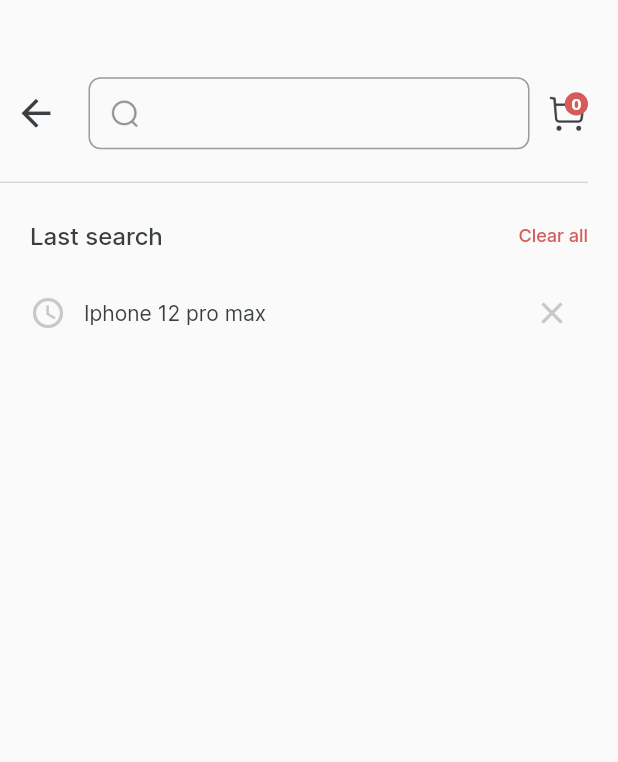
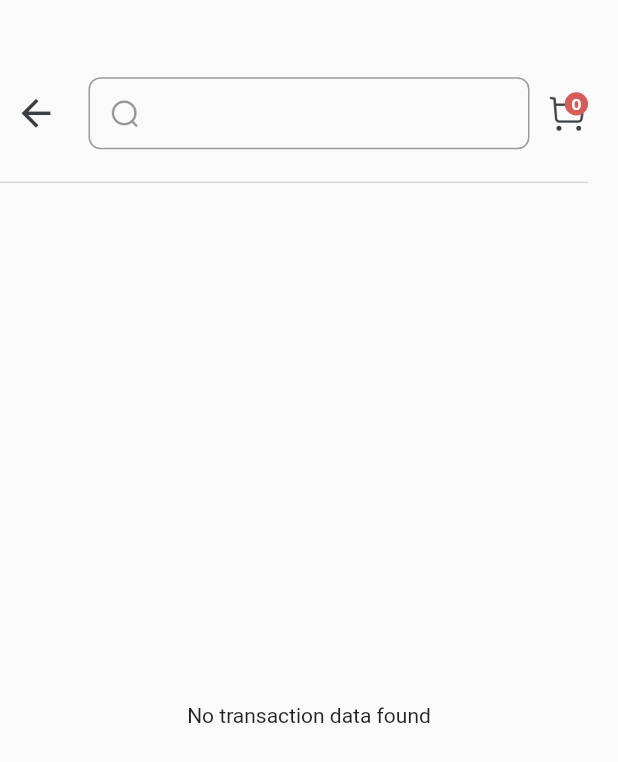
Before and after one commit to Cindy-dev/ecommerce_app, a Flutter app: the ECSearchPage screen opened directly, on a phone screen of 412 x 824 dp. Shown: the top 762 px of the screen. Run offline on Flutter 3.47's test engine with Material 2 defaults, Android fonts, the phone set to English and light mode, and no system bars; our stand-ins replace bloc, equatable, flutter_bloc, logger.

Commit message:
modifying the search logic

```diff
--- a/lib/e-commerce_app/search/presentation/views/e_commerce_search_page.dart
+++ b/lib/e-commerce_app/search/presentation/views/e_commerce_search_page.dart
@@ -1,10 +1,23 @@
 import 'package:flutter/material.dart';
+import '../../../cart/presentation/views/e_commerce_cart_screen.dart';
+import '../../../cart/presentation/widgets/ec_cart_banner.dart';
+import '../../../data/models/product.dart';
+import '../../../util/dummy_data.dart';
 import '../../../util/e_commerce_colors.dart';
+import '../../../util/navigators.dart';
 import '../widgets/ec_search_header.dart';
 
-class ECSearchPage extends StatelessWidget {
+class ECSearchPage extends StatefulWidget {
   const ECSearchPage({Key? key}) : super(key: key);
 
+  @override
+  State<ECSearchPage> createState() => _ECSearchPageState();
+}
+
+class _ECSearchPageState extends State<ECSearchPage> {
+  final TextEditingController _search = TextEditingController();
+  List<Product> productList = DummyData.productList;
+  List<Product> foundProduct = [];
   @override
   Widget build(BuildContext context) {
     final height = MediaQuery.of(context).size.height;
@@ -13,75 +26,113 @@ class ECSearchPage extends StatelessWidget {
       padding: EdgeInsets.only(top: height / 16, left: 0, right: 20),
       child: Column(
         children: [
-          const ECSearchHeader(),
+          ECSearchHeader(
+            search: _search,
+            onChanged: (value) {
+              //creating a method to rebuild the ui once the typed name is found
+              foundProduct = productList
+                  .where((transaction) => transaction.name
+                      .toLowerCase()
+                      .contains(value.toLowerCase()))
+                  .toList();
+              setState(() {});
+            },
+          ),
           const SizedBox(height: 14),
           const Divider(
             color: EcommerceColors.gray,
           ),
-          const SizedBox(height: 18),
-          Padding(
-            padding: const EdgeInsets.only(
-              left: 20,
-            ),
-            child: Row(
-              mainAxisAlignment: MainAxisAlignment.spaceBetween,
-              children: const [
-                Text(
-                  "Last search",
-                  style: TextStyle(
-                      fontFamily: "Inter",
-                      fontWeight: FontWeight.w500,
-                      color: EcommerceColors.black,
-                      fontSize: 16),
+          // const SizedBox(height: 18),
+          MediaQuery.removePadding(
+            removeTop: true,
+            context: context,
+            child: Expanded(
+                //if the text typed is found in the list of products then we can display it in a listview
+                child: Padding(
+                    padding: const EdgeInsets.only(
+                      left: 20,
+                    ),
+                    child: foundProduct.isNotEmpty
+                        ? ListView.builder(
+                            shrinkWrap: true,
+                            itemCount: foundProduct.length,
+                            itemBuilder: (context, i) {
+                              final product = foundProduct[i];
+                              //alt + enter for quick assist
+                              return Card(
+                                child: ListTile(
+                                  title: Text(product.name),
+                                  onTap: () {
+                                    product;
+                                    Navigator.pushNamed(context, '/display',
+                                        arguments: product.name);
+                                  },
+                                ),
+                              );
+                            })
+                        //if not found we throw a text to show it doesnt exist
+                        : const Center(
+                            child: Text('No transaction data found')))
+                //       Row(
+                //         mainAxisAlignment: MainAxisAlignment.spaceBetween,
+                //         children: const [
+                //           Text(
+                //             "Last search",
+                //             style: TextStyle(
+                //                 fontFamily: "Inter",
+                //                 fontWeight: FontWeight.w500,
+                //                 color: EcommerceColors.black,
+                //                 fontSize: 16),
+                //           ),
+                //           Text(
+                //             "Clear all",
+                //             style: TextStyle(
+                //                 fontFamily: "Inter",
+                //                 fontWeight: FontWeight.w500,
+                //                 color: EcommerceColors.red,
+                //                 fontSize: 12),
+                //           ),
+                //         ],
+                //       ),
+                //     ),
+                //     const SizedBox(
+                //       height: 18,
+                //     ),
+                //     Padding(
+                //       padding: const EdgeInsets.only(
+                //         left: 20,
+                //       ),
+                //       child: Row(
+                //         mainAxisAlignment: MainAxisAlignment.spaceBetween,
+                //         children: [
+                //           Row(
+                //             children: const [
+                //               Icon(
+                //                 Icons.access_time,
+                //                 color: EcommerceColors.gray,
+                //               ),
+                //               SizedBox(
+                //                 width: 12,
+                //               ),
+                //               Text(
+                //                 "Iphone 12 pro max",
+                //                 style: TextStyle(
+                //                     fontFamily: "Inter",
+                //                     fontWeight: FontWeight.w400,
+                //                     color: EcommerceColors.black,
+                //                     fontSize: 14),
+                //               ),
+                //             ],
+                //           ),
+                //           IconButton(
+                //               onPressed: () {},
+                //               icon: const Icon(
+                //                 Icons.close,
+                //                 color: EcommerceColors.gray,
+                //               ))
+                //         ],
+                //      ),
                 ),
-                Text(
-                  "Clear all",
-                  style: TextStyle(
-                      fontFamily: "Inter",
-                      fontWeight: FontWeight.w500,
-                      color: EcommerceColors.red,
-                      fontSize: 12),
-                ),
-              ],
-            ),
-          ),
-          const SizedBox(
-            height: 18,
-          ),
-          Padding(
-            padding: const EdgeInsets.only(
-              left: 20,
-            ),
-            child: Row(
-              mainAxisAlignment: MainAxisAlignment.spaceBetween,
-              children: [
-                Row(
-                  children: const [
-                    Icon(
-                      Icons.access_time,
-                      color: EcommerceColors.gray,
-                    ),
-                    SizedBox(
-                      width: 12,
-                    ),
-                    Text(
-                      "Iphone 12 pro max",
-                      style: TextStyle(
-                          fontFamily: "Inter",
-                          fontWeight: FontWeight.w400,
-                          color: EcommerceColors.black,
-                          fontSize: 14),
-                    ),
-                  ],
-                ),
-                IconButton(
-                    onPressed: () {},
-                    icon: const Icon(
-                      Icons.close,
-                      color: EcommerceColors.gray,
-                    ))
-              ],
-            ),
           ),
         ],
       ),
--- a/lib/e-commerce_app/search/presentation/widgets/e_commerce_search_result.dart
+++ b/lib/e-commerce_app/search/presentation/widgets/e_commerce_search_result.dart
@@ -16,7 +16,7 @@ class _ECSearchResultState extends State<ECSearchResult> {
     return Padding(
         padding: EdgeInsets.only(top: height / 16, left: 20, right: 20),
         child: Column(crossAxisAlignment: CrossAxisAlignment.start, children: [
-          const ECSearchHeader(),
+        //  const ECSearchHeader(),
           const SizedBox(height: 14),
           const Divider(
             color: EcommerceColors.gray,
--- a/lib/e-commerce_app/search/presentation/widgets/ec_search_header.dart
+++ b/lib/e-commerce_app/search/presentation/widgets/ec_search_header.dart
@@ -3,19 +3,18 @@ import 'package:flutter_app_ui/e-commerce_app/util/e_commerce_colors.dart';
 import 'package:flutter_app_ui/e-commerce_app/util/navigators.dart';
 import '../../../cart/presentation/views/e_commerce_cart_screen.dart';
 import '../../../cart/presentation/widgets/ec_cart_banner.dart';
-import '../../../data/models/product.dart';
-import '../../../util/dummy_data.dart';
 
 class ECSearchHeader extends StatefulWidget {
-  const ECSearchHeader({Key? key}) : super(key: key);
+  final TextEditingController search;
+  final void Function(String)? onChanged;
+  const ECSearchHeader({Key? key, required this.search, this.onChanged})
+      : super(key: key);
 
   @override
   State<ECSearchHeader> createState() => _ECSearchHeaderState();
 }
 
 class _ECSearchHeaderState extends State<ECSearchHeader> {
-  final TextEditingController _search = TextEditingController();
-  List<Product> foundTransaction = DummyData.productList;
   @override
   Widget build(BuildContext context) {
     return Row(
@@ -34,15 +33,8 @@ class _ECSearchHeaderState extends State<ECSearchHeader> {
         Flexible(
           flex: 3,
           child: TextFormField(
-          controller: _search,
-    onChanged: (value) {
-    //creating a method to rebuild the ui once the typed name is found
-    foundProduct = productList
-        .where((transaction) => transaction.name
-        .toLowerCase()
-        .contains(value))
-        .toList();
-    }
+              controller: widget.search,
+              onChanged: widget.onChanged,
               style: const TextStyle(
                 fontFamily: "Inter",
                 fontWeight: FontWeight.w400,
--- a/lib/e-commerce_app/search/presentation/widgets/search_widget.dart
+++ b/lib/e-commerce_app/search/presentation/widgets/search_widget.dart
@@ -23,6 +23,7 @@ void showSearchBar(BuildContext context, TextEditingController search,
                         borderRadius: BorderRadius.circular(10)),
                     child: TextFormField(
                         controller: search,
+
                         onChanged: (value) {
                           //creating a method to rebuild the ui once the typed name is found
                           foundProduct = productList
```
